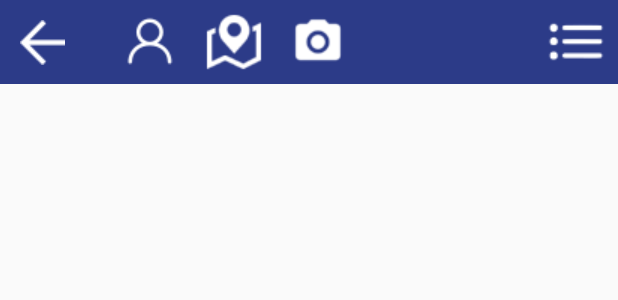
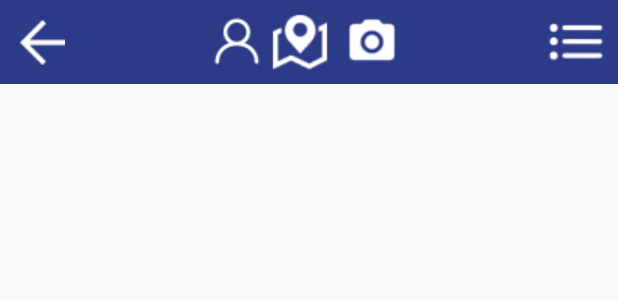
Before and after one commit to Amranze/MeetParis, an Android app: the layout navigation_header.xml on its own in the app's theme, with its tools: preview values and no code run, on a phone screen of 412 x 824 dp. Shown: the top 300 px of the screen. Run offline under Robolectric (Android 15) with nearby library versions, the phone set to English and light mode, and no system bars.

Commit message:
Fixing profile

```diff
--- a/app/src/main/java/fr/amrane/amranetest/account/repository/AccountRepository.java
+++ b/app/src/main/java/fr/amrane/amranetest/account/repository/AccountRepository.java
@@ -47,7 +47,7 @@ public interface AccountRepository extends IBaseCallBack {
     void deleteAccount(String email, onDeleteAccountCallBack callback);
     void getAccountByMail(String email, onGetAccountByMailCallBack callback);
     void searchAccountsByNameOrSurname(String query, onSearchAccountsByNameCallBack callback);
-
+    boolean checkUser(String email, String password);
     void getAccountByFirstName(String firstname);
     void getAccountByLastName(String lastname);
     //void addMessage(Message message);
--- a/app/src/main/res/layout/login_layout.xml
+++ b/app/src/main/res/layout/login_layout.xml
@@ -54,7 +54,9 @@
             android:text="Remember me"
             android:textAlignment="viewStart"
             android:gravity="center"
-            android:layout_marginTop="8dp" />
+            android:layout_marginTop="8dp"
+            android:id="@+id/chbox_remember_me"
+            android:elevation="0dp" />
 
         <android.support.v7.widget.AppCompatButton
             android:id="@+id/btn_login"
--- a/app/src/main/res/layout/navigation_header.xml
+++ b/app/src/main/res/layout/navigation_header.xml
@@ -25,14 +25,18 @@
             android:layout_width="wrap_content"
             android:layout_height="wrap_content"
             android:src="@drawable/ic_drawer_account"
-            android:layout_gravity="left" />
+            android:adjustViewBounds="true"
+            android:scaleType="centerInside"
+            android:layout_gravity="center" />
 
         <ImageButton
             android:id="@+id/btn_show_likes"
             style="@style/Button.Navigation"
             android:layout_width="wrap_content"
             android:layout_height="wrap_content"
-            android:layout_gravity="left|center"
+            android:adjustViewBounds="true"
+            android:scaleType="centerInside"
+            android:layout_gravity="center"
             android:src="@drawable/ic_action_map_global"/>
 
         <ImageButton
@@ -40,7 +44,9 @@
             style="@style/Button.Navigation"
             android:layout_width="wrap_content"
             android:layout_height="wrap_content"
-            android:layout_gravity="left"
+            android:adjustViewBounds="true"
+            android:scaleType="centerInside"
+            android:layout_gravity="center"
             android:src="@drawable/ic_action_image_photo_camera"/>
 
         <ImageButton
--- /dev/null
+++ b/app/src/main/res/layout/profile_details_fragment.xml
@@ -0,0 +1,6 @@
+<?xml version="1.0" encoding="utf-8"?>
+<LinearLayout xmlns:android="http://schemas.android.com/apk/res/android"
+    android:orientation="vertical" android:layout_width="match_parent"
+    android:layout_height="match_parent">
+
+</LinearLayout>
--- /dev/null
+++ b/app/src/main/res/layout/profile_pictures_fragment.xml
@@ -0,0 +1,6 @@
+<?xml version="1.0" encoding="utf-8"?>
+<LinearLayout xmlns:android="http://schemas.android.com/apk/res/android"
+    android:orientation="vertical" android:layout_width="match_parent"
+    android:layout_height="match_parent">
+
+</LinearLayout>
--- /dev/null
+++ b/app/src/main/res/layout/profile_settings_fragment.xml
@@ -0,0 +1,6 @@
+<?xml version="1.0" encoding="utf-8"?>
+<LinearLayout xmlns:android="http://schemas.android.com/apk/res/android"
+    android:orientation="vertical" android:layout_width="match_parent"
+    android:layout_height="match_parent">
+
+</LinearLayout>
```
Also changed, not shown: app/src/main/java/fr/amrane/amranetest/Activity/LoginActivity.java (+12 -3 lines), app/src/main/java/fr/amrane/amranetest/account/repository/AccountRepositoryImpl.java (+11 -0 lines).
